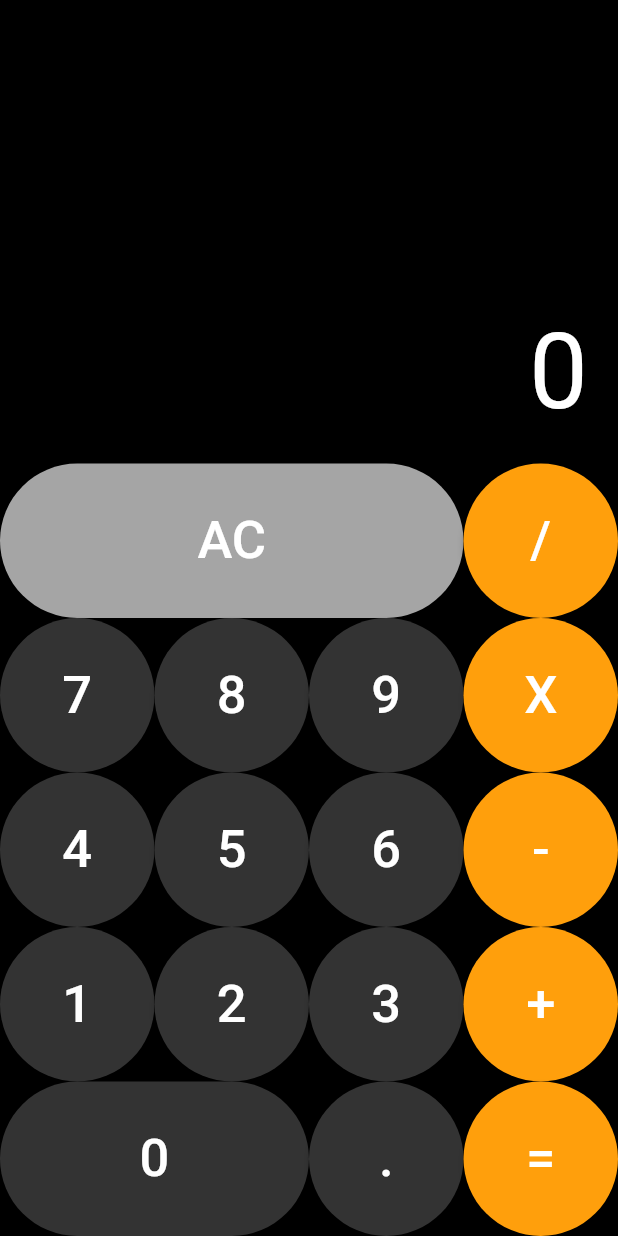
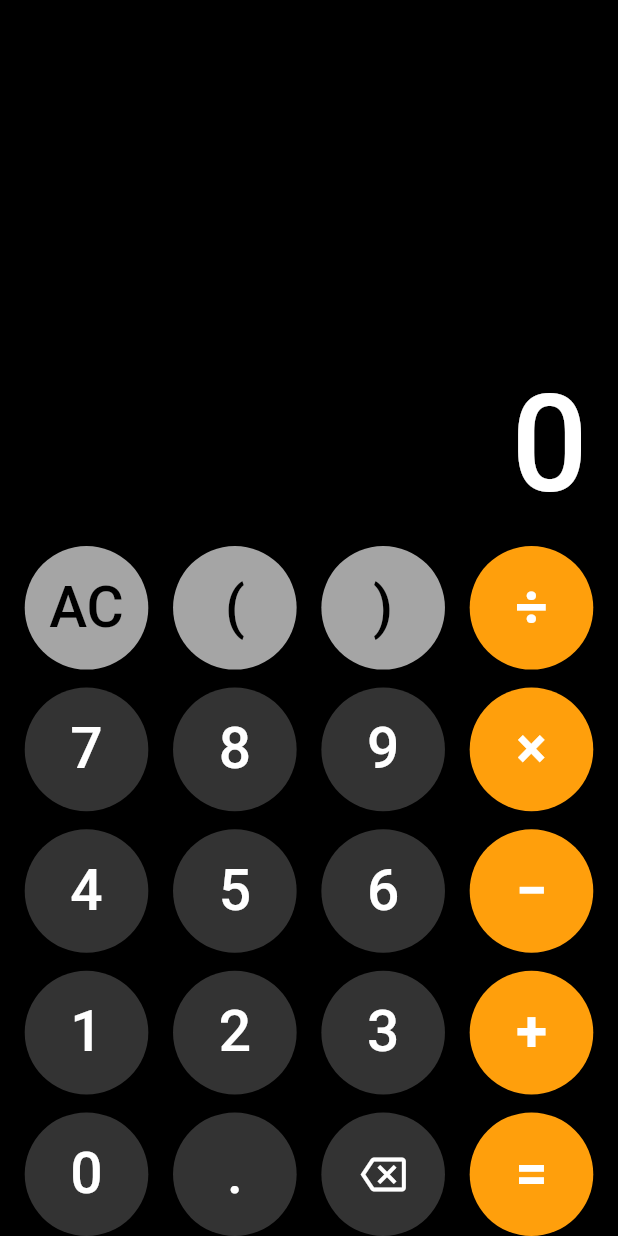
Before and after one commit to RadoV18/flutter_calculator, a Flutter app: the screen it shows after launch, on a phone screen of 412 x 824 dp. Run offline on Flutter 3.47's test engine with Material 2 defaults, Android fonts, the phone set to English and light mode, and no system bars; Roboto replaces fonts that are missing (SF Pro, SFPro).

Commit message:
improved ui

```diff
--- a/lib/Button.dart
+++ b/lib/Button.dart
@@ -6,9 +6,11 @@ class Button extends StatelessWidget {
   final bool isOperator;
   final Color color;
   final int width;
+  final IconData? icon;
 
   const Button({Key? key,
     this.value = "",
+    this.icon,
     this.isOperator = false,
     this.color = button_colors.grey,
     this.width = 1,
@@ -17,25 +19,36 @@ class Button extends StatelessWidget {
   @override
   Widget build(BuildContext context) {
     double screenWidth = MediaQuery.of(context).size.width;
+    Color textColor = color == button_colors.lightGrey ? Colors.black : Colors.white;
+    Map<Color, FontWeight> weight = {
+      button_colors.grey: FontWeight.w500,
+      button_colors.orange: FontWeight.w700,
+      button_colors.lightGrey: FontWeight.w500
+    };
     return SizedBox(
-      width: screenWidth * 0.25 * width,
-      height: screenWidth * 0.25,
+      width: screenWidth * 0.2 * width + ( (width - 1) * 12 ),
+      height: screenWidth * 0.2,
       child: ElevatedButton(
         onPressed: () {
-          print(value);
+
         },
         style: ElevatedButton.styleFrom(
           primary: color,
-          shape: const StadiumBorder(),
-          padding: const EdgeInsets.all(24)
+          shape: const StadiumBorder()
         ),
-        child: Text(
-          value,
-          style: const TextStyle(
-            fontSize: 35,
-            fontFamily: 'SF Pro'
-          ),
-        )
+        child: value.compareTo("") != 0 ?
+          Align(
+            alignment: Alignment.center,
+            child: Text(
+              value,
+              style: TextStyle(
+                fontSize: 38,
+                fontWeight: weight[color],
+                color: textColor
+              ),
+            ),
+          ) :
+          Icon(icon, size: 30, color: Colors.white)
       ),
     );
   }
--- a/lib/Buttons.dart
+++ b/lib/Buttons.dart
@@ -13,28 +13,33 @@ class Buttons extends StatelessWidget {
         Row(
           mainAxisAlignment: MainAxisAlignment.spaceEvenly,
           children: const [
-            Button(value: "AC", color: button_colors.lightGrey, width: 3),
-            Button(value: "/", isOperator: true, color: button_colors.orange)
+            Button(value: "AC", color: button_colors.lightGrey),
+            Button(value: "(", color: button_colors.lightGrey),
+            Button(value: ")", color: button_colors.lightGrey),
+            Button(value: "÷", isOperator: true, color: button_colors.orange)
           ],
         ),
+        const SizedBox(height: 12),
         Row(
           mainAxisAlignment: MainAxisAlignment.spaceEvenly,
           children: const [
             Button(value: "7"),
             Button(value: "8"),
             Button(value: "9"),
-            Button(value: "X", isOperator: true, color: button_colors.orange)
+            Button(value: "×", isOperator: true, color: button_colors.orange)
           ],
         ),
+        const SizedBox(height: 12),
         Row(
           mainAxisAlignment: MainAxisAlignment.spaceEvenly,
           children: const [
             Button(value: "4"),
             Button(value: "5"),
             Button(value: "6"),
-            Button(value: "-", isOperator: true, color: button_colors.orange)
+            Button(value: "−", isOperator: true, color: button_colors.orange)
           ],
         ),
+        const SizedBox(height: 12),
         Row(
           mainAxisAlignment: MainAxisAlignment.spaceEvenly,
           children: const [
@@ -44,11 +49,13 @@ class Buttons extends StatelessWidget {
             Button(value: "+", isOperator: true, color: button_colors.orange)
           ],
         ),
+        const SizedBox(height: 12),
         Row(
           mainAxisAlignment: MainAxisAlignment.spaceEvenly,
           children: const [
-            Button(value: "0", width: 2),
+            Button(value: "0"),
             Button(value: "."),
+            Button(icon: IconData(0xeeb5, fontFamily: 'MaterialIcons', matchTextDirection: true)),
             Button(value: "=", isOperator: true, color: button_colors.orange)
           ],
         ),
--- a/lib/Screen.dart
+++ b/lib/Screen.dart
@@ -23,7 +23,8 @@ class _ScreenState extends State<Screen> {
               textAlign: TextAlign.right,
               style: TextStyle(
                   color: Colors.white,
-                  fontSize: 70
+                  fontSize: 90,
+                  fontWeight: FontWeight.w500
               )
           ),
         )
--- a/lib/main.dart
+++ b/lib/main.dart
@@ -13,7 +13,8 @@ class MyApp extends StatelessWidget {
     return MaterialApp(
       debugShowCheckedModeBanner: false,
       theme: ThemeData(
-        scaffoldBackgroundColor: Colors.black
+        scaffoldBackgroundColor: Colors.black,
+        fontFamily: 'SFPro'
       ),
       home: const Scaffold(
         body: Calculator()
```
Also changed, not shown: pubspec.yaml (+4 -4 lines), 1 other file.
